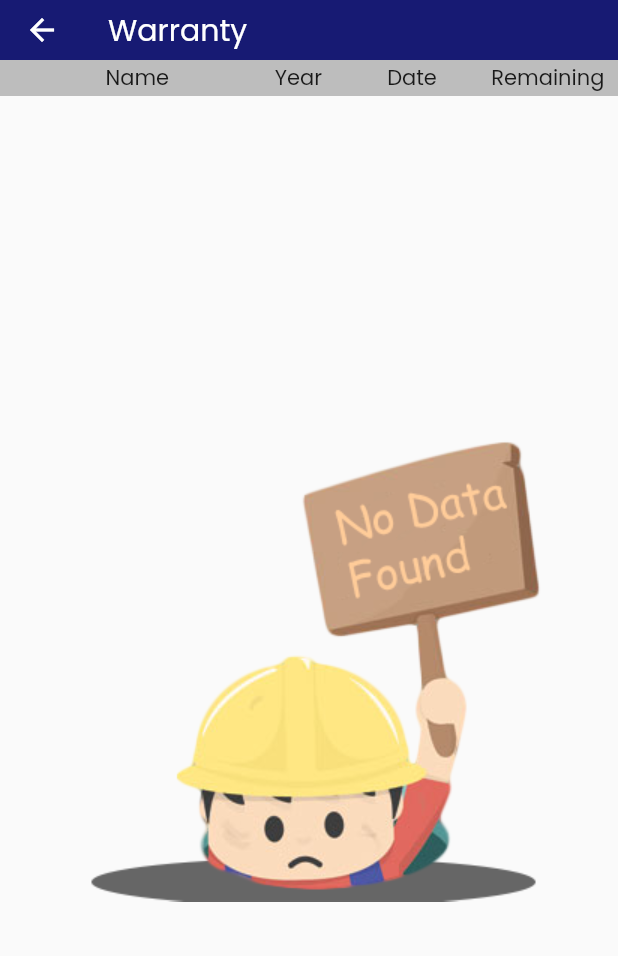
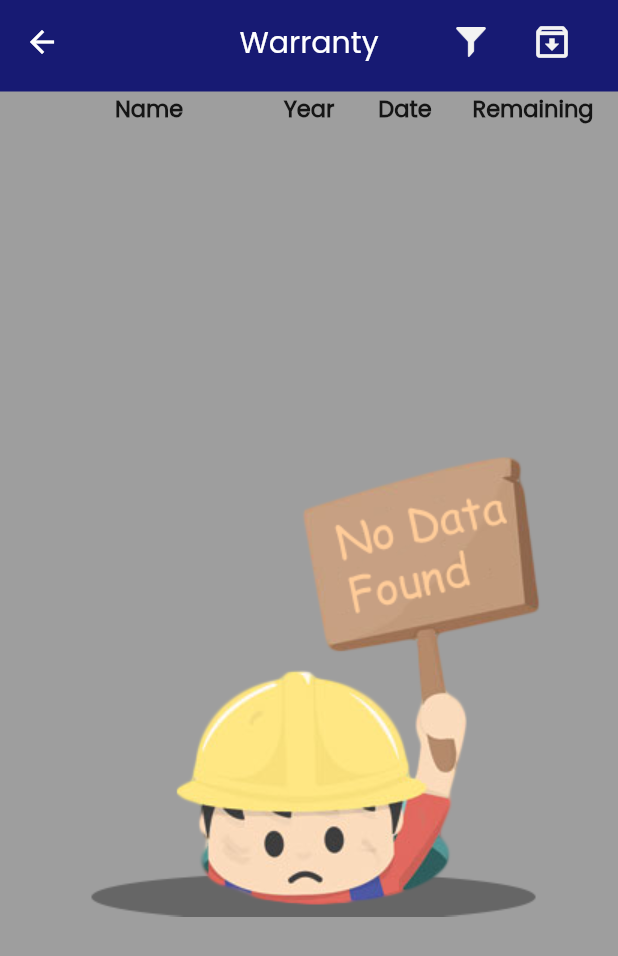
Before and after one commit to faisalahamed/warranty_track_mervyn_project, a Flutter app: the WarrantyScreen screen opened by its route, on a phone screen of 412 x 824 dp. Shown: the top 956 px of the screen. Run offline on Flutter 3.47's test engine with Material 2 defaults, Android fonts, the phone set to English and light mode, and no system bars; our stand-ins replace cached_network_image, carousel_slider, cloud_firestore, csv, firebase_auth, firebase_core and 10 more; missing offline and left inert: googleapis; accounts and stored records are empty.

Commit message:
warranty screen done

```diff
--- a/lib/app/modules/warranty/view/warranty_screen.dart
+++ b/lib/app/modules/warranty/view/warranty_screen.dart
@@ -26,9 +26,10 @@ class WarrantyScreen extends GetView<WarrantyController> {
 
     return Scaffold(
       appBar: const PreferredSize(
-        preferredSize: Size.fromHeight(64.0),
+        preferredSize: Size.fromHeight(84.0),
         child: WarrantyAppbar(),
       ),
+      backgroundColor: Colors.grey,
       body: StreamBuilder(
         stream: _api,
         builder: (context, AsyncSnapshot<dynamic> snap) {
--- a/lib/app/modules/warranty/view/warranty_widget.dart/warranty_appbar.dart
+++ b/lib/app/modules/warranty/view/warranty_widget.dart/warranty_appbar.dart
@@ -14,139 +14,98 @@ class WarrantyAppbar extends GetView<WarrantyController> {
   @override
   Widget build(BuildContext context) {
     return AppBar(
-      centerTitle: false,
+      centerTitle: true,
       title: const Text("Warranty"),
       backgroundColor: AppColor.primaryColor,
       elevation: 0,
-
       bottom: PreferredSize(
         child: Container(
-          height: 24,
+          padding: EdgeInsets.symmetric(horizontal: 14),
+          // height: 44,
           // width: 50,
           child: Row(
             children: [
+              Expanded(flex: 4, child: rowTitleBarBuilder(title: 'Name')),
               Expanded(
-                flex: 4,
-                child: Center(child: Text('Name')),
-              ),
-              Expanded(
-                flex: 1,
-                child: Text('Year'),
-              ),
-              Expanded(
-                flex: 2,
-                child: Center(child: Text('Date')),
-              ),
-              Expanded(
-                flex: 2,
-                child: Padding(
-                  padding: const EdgeInsets.only(right: 2.0),
-                  child: Center(child: Text('Remaining')),
-                ),
-              ),
+                  flex: 1,
+                  child: rowTitleBarBuilder(
+                    title: 'Year',
+                  )),
+              Expanded(flex: 2, child: rowTitleBarBuilder(title: 'Date')),
+              Expanded(flex: 2, child: rowTitleBarBuilder(title: 'Remaining')),
             ],
           ),
-          color: Colors.grey[400],
+          color: Colors.grey,
         ),
-        preferredSize: Size.fromHeight(12),
+        preferredSize: Size.fromHeight(30),
       ),
-
-      // bottom: PreferredSize(
-      //   child: Container(
-      //     // color: Color.fromRGBO(255, 152, 0, 1),
-      //     color: Colors.grey[100],
-      //     height: 24.0,
-      //     child: Padding(
-      //       padding: const EdgeInsets.symmetric(horizontal: 80, vertical: 8),
-      //       child: TextField(
-      //         textAlignVertical: TextAlignVertical.center,
-      //         textAlign: TextAlign.center,
-      //         // onChanged: (value) => controller.search(),
-      //         // controller: controller.searchController,
-      //         cursorColor: Colors.black,
-      //         cursorWidth: 3.0,
-      //         decoration: InputDecoration(
-      //             suffixIcon: Icon(
-      //               Icons.search,
-      //               color: Colors.black,
-      //             ),
-      //             focusedBorder: OutlineInputBorder(
-      //               borderSide:
-      //                   const BorderSide(color: Colors.black, width: 1.5),
-      //               borderRadius: BorderRadius.circular(25.0),
-      //             ),
-      //             fillColor: Colors.white,
-      //             filled: true,
-      //             border: OutlineInputBorder(
-      //               borderSide:
-      //                   const BorderSide(color: Colors.black, width: 2.0),
-      //               borderRadius: BorderRadius.circular(25),
-      //             ),
-      //             hintStyle: TextStyle(fontSize: 14),
-      //             hintText: 'Search Item and Shop'),
-      //       ),
-      //     ),
-      //   ),
-      //   preferredSize: Size.fromHeight(144.0),
-      // ),
-
-      // actions: [
-      //   Padding(
-      //     padding: const EdgeInsets.symmetric(vertical: 18),
-      //     child: GestureDetector(
-      //       onTap: () {
-      //         // categoryWiseFilterDialogue();
-      //         warrantyFilterDialogue(context);
-      //       },
-      //       child: Obx(() => Image(
-      //             image: AssetImage(AppIcons.filter),
-      //             color:
-      //                 controller.selectedWarrantyCategories.contains('All') ||
-      //                         controller.selectedWarrantyCategories.isEmpty
-      //                     ? AppColor.textPrimarycolor
-      //                     : AppColor.lightPrimarycolor,
-      //           )),
-      //     ),
-      //   ),
-      //   const SizedBox(
-      //     width: 20,
-      //   ),
-      //   Padding(
-      //     padding: const EdgeInsets.symmetric(vertical: 1),
-      //     child: GestureDetector(
-      //       onTap: () {
-      //         // dateWiseFilterDialogue();
-      //       },
-      //       child: Obx(() => IconButton(
-      //             icon: Icon(
-      //               Icons.archive_outlined,
-      //               color: !controller.selectedWarrantyCategories
-      //                       .contains('Archived')
-      //                   ? AppColor.textPrimarycolor
-      //                   : AppColor.lightPrimarycolor,
-      //               size: 28,
-      //             ),
-      //             onPressed: () {
-      //               if (controller.selectedWarrantyCategories
-      //                   .contains('Archived')) {
-      //                 controller.selectedWarrantyCategories.value = <String>[];
-      //                 controller.selectedWarrantyCategories.value = <String>[
-      //                   "All"
-      //                 ];
-      //               } else {
-      //                 controller.selectedWarrantyCategories.value = <String>[];
-      //                 controller.selectedWarrantyCategories.add('Archived');
-      //               }
-      //             },
-      //           )),
-      //     ),
-      //   ),
-      //   const SizedBox(
-      //     width: 20,
-      //   ),
-      // ],
+      actions: [
+        Padding(
+          padding: const EdgeInsets.symmetric(vertical: 18),
+          child: GestureDetector(
+            onTap: () {
+              // categoryWiseFilterDialogue();
+              warrantyFilterDialogue(context);
+            },
+            child: Obx(() => Image(
+                  height: 28,
+                  image: AssetImage(AppIcons.filter),
+                  color:
+                      controller.selectedWarrantyCategories.contains('All') ||
+                              controller.selectedWarrantyCategories.isEmpty
+                          ? AppColor.textPrimarycolor
+                          : AppColor.lightPrimarycolor,
+                )),
+          ),
+        ),
+        const SizedBox(
+          width: 20,
+        ),
+        Padding(
+          padding: const EdgeInsets.symmetric(vertical: 1),
+          child: GestureDetector(
+            onTap: () {
+              // dateWiseFilterDialogue();
+            },
+            child: Obx(() => IconButton(
+                  icon: Icon(
+                    Icons.archive_outlined,
+                    color: !controller.selectedWarrantyCategories
+                            .contains('Archived')
+                        ? AppColor.textPrimarycolor
+                        : AppColor.lightPrimarycolor,
+                    size: 28,
+                  ),
+                  onPressed: () {
+                    if (controller.selectedWarrantyCategories
+                        .contains('Archived')) {
+                      controller.selectedWarrantyCategories.value = <String>[];
+                      controller.selectedWarrantyCategories.value = <String>[
+                        "All"
+                      ];
+                    } else {
+                      controller.selectedWarrantyCategories.value = <String>[];
+                      controller.selectedWarrantyCategories.add('Archived');
+                    }
+                  },
+                )),
+          ),
+        ),
+        const SizedBox(
+          width: 20,
+        ),
+      ],
     );
   }
+
+  Center rowTitleBarBuilder({required String title}) => Center(
+        // alignment: Alignment.topCenter,
+        child: Text(
+          title,
+          style: const TextStyle(fontSize: 15, fontWeight: FontWeight.bold),
+          overflow: TextOverflow.ellipsis,
+        ),
+      );
 
   warrantyFilterDialogue(BuildContext context) {
     showDialog(
--- a/lib/app/routes/pages.dart
+++ b/lib/app/routes/pages.dart
@@ -10,8 +10,6 @@ import 'package:warranty_track/app/modules/feedback/binding/feedback_binding.dar
 import 'package:warranty_track/app/modules/feedback/view/feedback_screen.dart';
 import 'package:warranty_track/app/modules/home/bindings/home_binding.dart';
 import 'package:warranty_track/app/modules/home/view/home_screen.dart';
-import 'package:warranty_track/app/modules/public_dashboard/binding/public_binding.dart';
-import 'package:warranty_track/app/modules/public_dashboard/view/public_dashboard.dart';
 import 'package:warranty_track/app/modules/settings/binding/settings_binding.dart';
 import 'package:warranty_track/app/modules/settings/view/settings_screen.dart';
 import 'package:warranty_track/app/modules/transaction/binding/transaction_binding.dart';
```
Also changed, not shown: lib/app/modules/warranty/view/warranty_widget.dart/warranty_item.dart (+54 -118 lines), lib/common/date_time_calculation.dart (+9 -9 lines).
